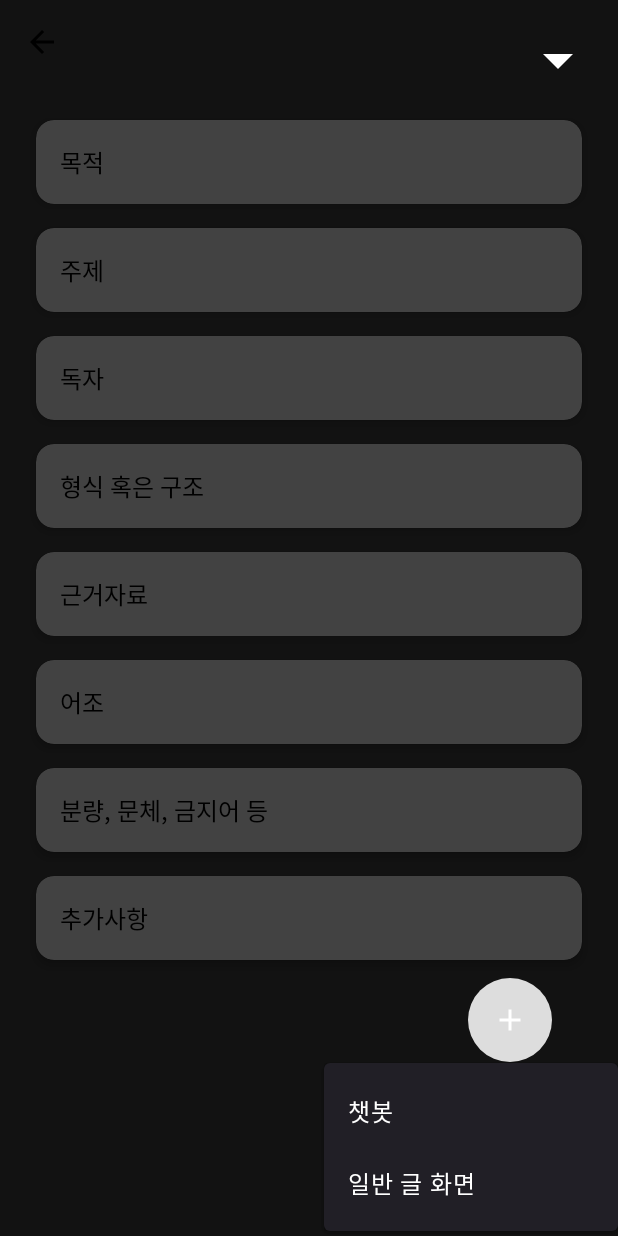
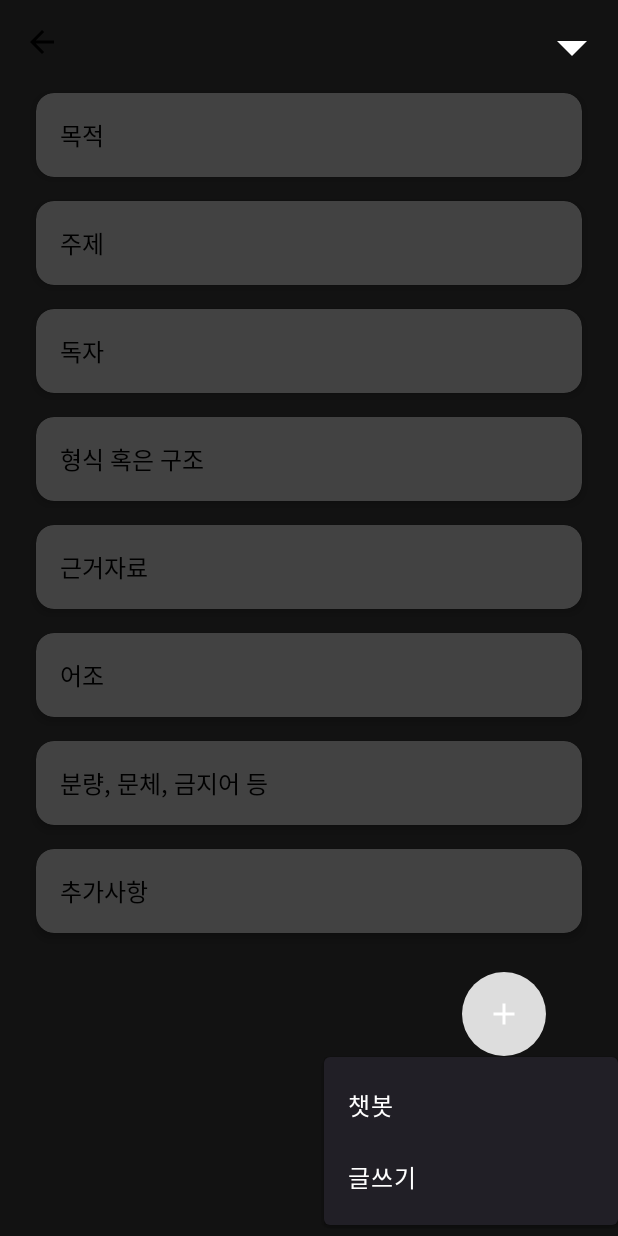
Before and after one commit to SIHYEONCHEON/memmo, an Android app: the FieldActivity screen opened directly, with no data from a screen before it, after a tap on "메뉴", on a phone screen of 412 x 824 dp. Run offline under Robolectric (Android 15) with nearby library versions, the phone set to English and light mode, and no system bars.

Commit message:
1. 필드목록 버튼이 가려져있음(제목 필드가 너무 올라가있어서 살짝 내려야함) 2. 일반 챗봇에서 +버튼에서 일반 글 화면 버튼 삭제 3. 모든 버튼 이름 통일하게 바꿈(챗봇, 요구사항, 글쓰기) 4. +버튼이랑, 음성인식버튼이 겹쳐져있으니까 해결하기 5. 각 필드 화면에서 제목이 왼쪽에 너무 붙어있어서 살짝 띄어주기 6. 리스트화면에서 +버튼이 배경색을 흰색 대신 다른색으로해서 눈에 띄게하기

```diff
--- a/TheNewChatApp-master/app/src/main/java/com/example/thenewchatapp/FieldActivity.kt
+++ b/TheNewChatApp-master/app/src/main/java/com/example/thenewchatapp/FieldActivity.kt
@@ -120,7 +120,7 @@ class FieldActivity : AppCompatActivity() {
                         startActivity(Intent(this@FieldActivity, FieldChatActivity::class.java))
                         true
                     }
-                    menu.add("일반 글 화면").setOnMenuItemClickListener {
+                    menu.add("글쓰기").setOnMenuItemClickListener {
                         startActivity(Intent(this@FieldActivity, MainActivity::class.java))
                         true
                     }
--- a/TheNewChatApp-master/app/src/main/java/com/example/thenewchatapp/FieldChatActivity.kt
+++ b/TheNewChatApp-master/app/src/main/java/com/example/thenewchatapp/FieldChatActivity.kt
@@ -206,7 +206,7 @@ class FieldChatActivity : AppCompatActivity() {
             // ▲ Gravity.TOP 지정: 메뉴를 버튼 위로 띄움
             val popup = PopupMenu(this, anchorView, Gravity.TOP)
             popup.apply {
-                menu.add("필드 화면").setOnMenuItemClickListener {
+                menu.add("요구사항").setOnMenuItemClickListener {
                     intent = Intent(this@FieldChatActivity, FieldChatActivity::class.java)
                     startActivity(Intent(this@FieldChatActivity, FieldActivity::class.java))
                     true
--- a/TheNewChatApp-master/app/src/main/java/com/example/thenewchatapp/MainActivity.kt
+++ b/TheNewChatApp-master/app/src/main/java/com/example/thenewchatapp/MainActivity.kt
@@ -103,7 +103,7 @@ class MainActivity : AppCompatActivity() {
                     startActivity(Intent(this@MainActivity, ChatActivity::class.java))
                     true
                 }
-                menu.add("필드 화면").setOnMenuItemClickListener {
+                menu.add("요구사항").setOnMenuItemClickListener {
                     startActivity(Intent(this@MainActivity, FieldActivity::class.java))
                     true
                 }
--- a/TheNewChatApp-master/app/src/main/res/layout/activity_chat.xml
+++ b/TheNewChatApp-master/app/src/main/res/layout/activity_chat.xml
@@ -1,5 +1,6 @@
 <RelativeLayout
     xmlns:android="http://schemas.android.com/apk/res/android"
+    xmlns:app="http://schemas.android.com/apk/res-auto"
     android:id="@+id/mainLayout"
     android:layout_width="match_parent"
     android:layout_height="match_parent"
@@ -86,7 +87,7 @@
                         android:background="@drawable/btn_background"
                         android:contentDescription="@string/plus_button"
                         android:src="@drawable/baseline_add_24"
-                        android:tint="@color/white" />
+                        app:tint="@color/white" />
 
                     <View
                         android:layout_width="0dp"
--- a/TheNewChatApp-master/app/src/main/res/layout/activity_chat_field.xml
+++ b/TheNewChatApp-master/app/src/main/res/layout/activity_chat_field.xml
@@ -42,8 +42,8 @@
     <!-- ① 상단 우측: 필드 드롭다운 화살표만 -->
     <ImageButton
         android:id="@+id/btnFieldDropdown"
-        android:layout_width="wrap_content"
-        android:layout_height="wrap_content"
+        android:layout_width="30dp"
+        android:layout_height="30dp"
         android:layout_alignParentTop="true"
         android:layout_alignParentEnd="true"
         android:layout_marginTop="8dp"
--- a/TheNewChatApp-master/app/src/main/res/layout/activity_field.xml
+++ b/TheNewChatApp-master/app/src/main/res/layout/activity_field.xml
@@ -17,13 +17,15 @@
     <!-- ① 상단 우측: 필드 드롭다운 화살표만 -->
     <ImageButton
         android:id="@+id/btnFieldDropdown"
-        android:layout_width="wrap_content"
-        android:layout_height="wrap_content"
+        android:layout_width="30dp"
+        android:layout_height="30dp"
         android:layout_alignParentTop="true"
         android:layout_alignParentEnd="true"
-        android:src="@drawable/ic_arrow_drop_down"
+        android:layout_marginTop="0dp"
+        android:layout_marginEnd="0dp"
         android:background="@null"
         android:contentDescription="필드 선택"
+        android:src="@drawable/ic_arrow_drop_down"
         app:tint="@color/btn_icon" />
 
     <!-- ② 필드 리스트(RecylerView) -->
@@ -43,7 +45,7 @@
         android:layout_alignParentBottom="true"
         android:layout_alignParentEnd="true"
         android:orientation="vertical"
-        android:layout_margin="12dp">
+        android:layout_margin="16dp">
 
         <ImageButton
             android:id="@+id/btnPlus"
--- a/TheNewChatApp-master/app/src/main/res/layout/fragment_field_detail.xml
+++ b/TheNewChatApp-master/app/src/main/res/layout/fragment_field_detail.xml
@@ -11,7 +11,8 @@
         android:id="@+id/editTextTitle"
         android:layout_width="match_parent"
         android:layout_height="wrap_content"
-        android:layout_marginTop="8dp"
+        android:layout_marginTop="15dp"
+        android:padding="8dp"
         android:hint="제목을 입력하세요"
         android:background="@drawable/edit_text_background"
         android:textColor="@color/text_main"
@@ -41,8 +42,7 @@
         android:layout_height="wrap_content"
         android:layout_alignParentEnd="true"
         android:layout_alignParentBottom="true"
-        android:orientation="vertical"
-        android:padding="6dp">
+        android:orientation="vertical">
 
         <!-- + 버튼: 음성 버튼 바로 위에 16dp 간격 -->
         <ImageButton
--- a/TheNewChatApp-master/app/src/main/res/values/colors.xml
+++ b/TheNewChatApp-master/app/src/main/res/values/colors.xml
@@ -17,7 +17,7 @@
     <color name="btn_icon">#000000</color>
     <color name="text_main">#000000</color>
     <color name="hint_text">#888888</color>
-    <color name="background_light">#FFFFFF</color>
+    <color name="background_light">#B9E6FB</color>
     <color name="btn_icon_tint">#000000</color>
     <color name="commandButton">#6200EE</color>
     <color name="micButton">#03DAC5</color>
```
Also changed, not shown: TheNewChatApp-master/app/src/main/java/com/example/thenewchatapp/ChatActivity.kt (+1 -10 lines).
